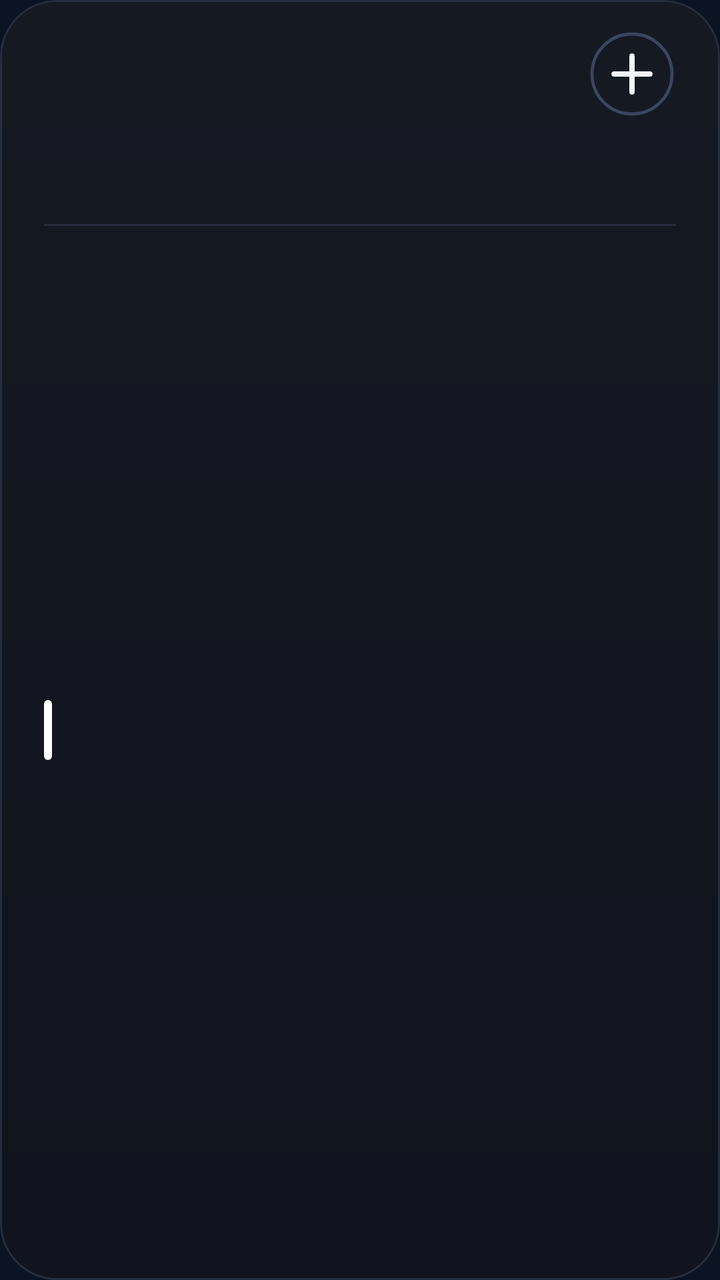
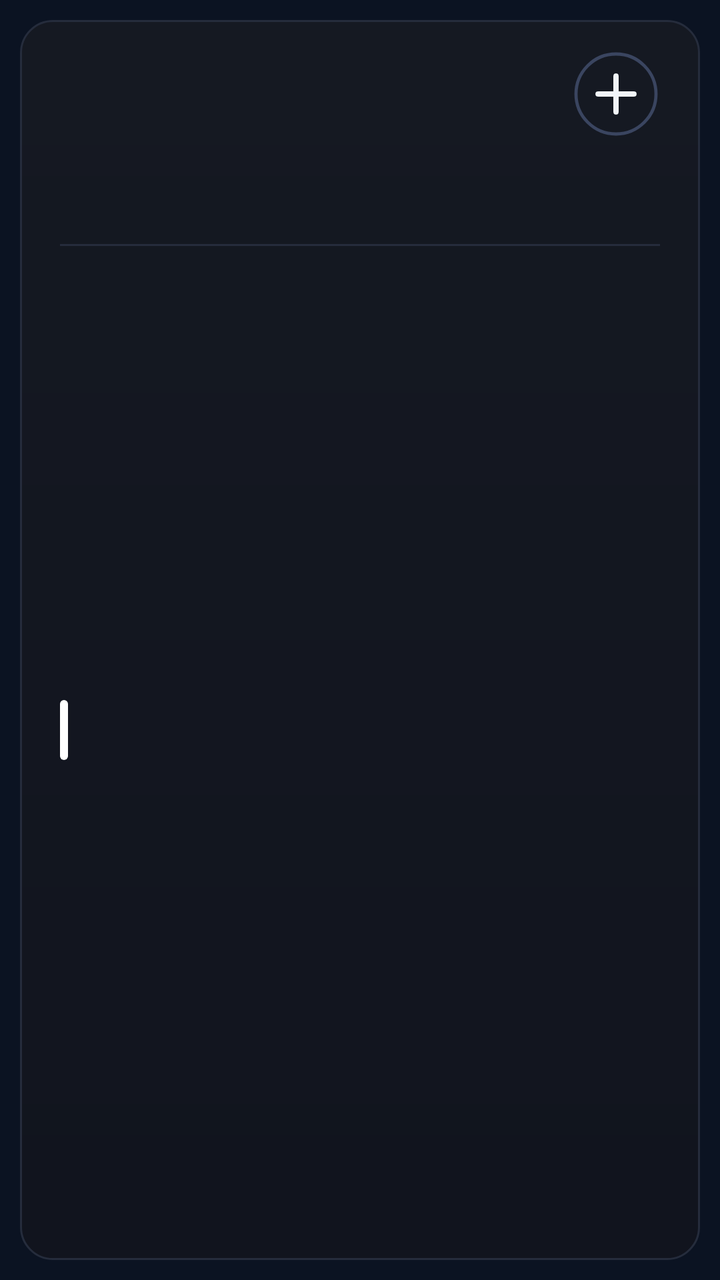

Compare the two renders of this Android layout. The source of the first and the diff that turns it into the second are given below.
<!-- AndroidManifest.xml: application theme AppTheme -->
<!-- res/layout/cal_k1.xml -->
<?xml version="1.0" encoding="utf-8"?>
<FrameLayout xmlns:android="http://schemas.android.com/apk/res/android"
    android:id="@+id/root"
    android:layout_width="match_parent"
    android:layout_height="match_parent"
    android:padding="0dp">

    <LinearLayout
        android:id="@+id/panel"
        android:layout_width="match_parent"
        android:layout_height="match_parent"
        android:background="@drawable/cal_panel"
        android:orientation="vertical"
        android:paddingStart="22dp"
        android:paddingTop="13dp"
        android:paddingEnd="22dp"
        android:paddingBottom="14dp">

        
        <LinearLayout
            android:layout_width="match_parent"
            android:layout_height="48dp"
            android:gravity="center_vertical"
            android:orientation="horizontal">
        <ImageView
            android:id="@+id/cal_day"
            android:layout_width="wrap_content"
            android:layout_height="47dp"
            android:adjustViewBounds="true"
            android:scaleType="fitStart" />

            <LinearLayout
                android:layout_width="0dp"
                android:layout_height="wrap_content"
                android:layout_marginStart="12dp"
                android:layout_weight="1"
                android:orientation="vertical">
                <ImageView
                    android:id="@+id/cal_month"
                    android:layout_width="match_parent"
                    android:layout_height="23dp"
                    android:adjustViewBounds="true"
                    android:scaleType="fitStart" />
                <ImageView
                    android:id="@+id/cal_sub"
                    android:layout_width="match_parent"
                    android:layout_height="16dp"
                    android:adjustViewBounds="true"
                    android:layout_marginTop="2dp"
                    android:scaleType="fitStart" />
            </LinearLayout>

            <ImageView
                android:id="@+id/btn_add"
                android:layout_width="44dp"
                android:layout_height="44dp"
                android:contentDescription="New event"
                android:src="@drawable/ic_cal_add" />
        </LinearLayout>

        
        <LinearLayout
            android:layout_width="match_parent"
            android:layout_height="44dp"
            android:layout_marginTop="2dp"
            android:orientation="horizontal">
            <LinearLayout
                android:layout_width="0dp"
                android:layout_height="match_parent"
                android:layout_weight="1"
                android:gravity="center_horizontal"
                android:orientation="vertical">
                <ImageView
                    android:id="@+id/wk_label_0"
                    android:layout_width="wrap_content"
                    android:layout_height="14dp"
                    android:adjustViewBounds="true"
                    android:scaleType="fitCenter" />
                <ImageView
                    android:id="@+id/wk_num_0"
                    android:layout_width="26dp"
                    android:layout_height="26dp"
                    android:adjustViewBounds="true"
                    android:layout_marginTop="3dp"
                    android:scaleType="fitCenter" />
            </LinearLayout>
            <LinearLayout
                android:layout_width="0dp"
                android:layout_height="match_parent"
                android:layout_weight="1"
                android:gravity="center_horizontal"
                android:orientation="vertical">
                <ImageView
                    android:id="@+id/wk_label_1"
                    android:layout_width="wrap_content"
                    android:layout_height="14dp"
                    android:adjustViewBounds="true"
                    android:scaleType="fitCenter" />
                <ImageView
                    android:id="@+id/wk_num_1"
                    android:layout_width="26dp"
                    android:layout_height="26dp"
                    android:adjustViewBounds="true"
                    android:layout_marginTop="3dp"
                    android:scaleType="fitCenter" />
            </LinearLayout>
            <LinearLayout
                android:layout_width="0dp"
                android:layout_height="match_parent"
                android:layout_weight="1"
                android:gravity="center_horizontal"
                android:orientation="vertical">
                <ImageView
                    android:id="@+id/wk_label_2"
                    android:layout_width="wrap_content"
                    android:layout_height="14dp"
                    android:adjustViewBounds="true"
                    android:scaleType="fitCenter" />
                <ImageView
                    android:id="@+id/wk_num_2"
                    android:layout_width="26dp"
                    android:layout_height="26dp"
                    android:adjustViewBounds="true"
                    android:layout_marginTop="3dp"
                    android:scaleType="fitCenter" />
            </LinearLayout>
            <LinearLayout
                android:layout_width="0dp"
                android:layout_height="match_parent"
                android:layout_weight="1"
                android:gravity="center_horizontal"
                android:orientation="vertical">
                <ImageView
                    android:id="@+id/wk_label_3"
                    android:layout_width="wrap_content"
                    android:layout_height="14dp"
                    android:adjustViewBounds="true"
                    android:scaleType="fitCenter" />
                <ImageView
                    android:id="@+id/wk_num_3"
                    android:layout_width="26dp"
                    android:layout_height="26dp"
                    android:adjustViewBounds="true"
                    android:layout_marginTop="3dp"
                    android:scaleType="fitCenter" />
            </LinearLayout>
            <LinearLayout
                android:layout_width="0dp"
                android:layout_height="match_parent"
                android:layout_weight="1"
                android:gravity="center_horizontal"
                android:orientation="vertical">
                <ImageView
                    android:id="@+id/wk_label_4"
                    android:layout_width="wrap_content"
                    android:layout_height="14dp"
                    android:adjustViewBounds="true"
                    android:scaleType="fitCenter" />
                <ImageView
                    android:id="@+id/wk_num_4"
                    android:layout_width="26dp"
                    android:layout_height="26dp"
                    android:adjustViewBounds="true"
                    android:layout_marginTop="3dp"
                    android:scaleType="fitCenter" />
            </LinearLayout>
            <LinearLayout
                android:layout_width="0dp"
                android:layout_height="match_parent"
                android:layout_weight="1"
                android:gravity="center_horizontal"
                android:orientation="vertical">
                <ImageView
                    android:id="@+id/wk_label_5"
                    android:layout_width="wrap_content"
                    android:layout_height="14dp"
                    android:adjustViewBounds="true"
                    android:scaleType="fitCenter" />
                <ImageView
                    android:id="@+id/wk_num_5"
                    android:layout_width="26dp"
                    android:layout_height="26dp"
                    android:adjustViewBounds="true"
                    android:layout_marginTop="3dp"
                    android:scaleType="fitCenter" />
            </LinearLayout>
            <LinearLayout
                android:layout_width="0dp"
                android:layout_height="match_parent"
                android:layout_weight="1"
                android:gravity="center_horizontal"
                android:orientation="vertical">
                <ImageView
                    android:id="@+id/wk_label_6"
                    android:layout_width="wrap_content"
                    android:layout_height="14dp"
                    android:adjustViewBounds="true"
                    android:scaleType="fitCenter" />
                <ImageView
                    android:id="@+id/wk_num_6"
                    android:layout_width="26dp"
                    android:layout_height="26dp"
                    android:adjustViewBounds="true"
                    android:layout_marginTop="3dp"
                    android:scaleType="fitCenter" />
            </LinearLayout>
        </LinearLayout>

        <ImageView
            android:layout_width="match_parent"
            android:layout_height="1dp"
            android:layout_marginTop="5dp"
            android:layout_marginBottom="5dp"
            android:scaleType="fitXY"
            android:src="@drawable/cal_divider" />

        
        <LinearLayout
            android:layout_width="match_parent"
            android:layout_height="0dp"
            android:layout_weight="1"
            android:orientation="vertical">
        <LinearLayout
            android:id="@+id/cal_row_0"
            android:layout_width="match_parent"
            android:layout_height="0dp"
            android:layout_weight="1"
            android:gravity="center_vertical"
            android:orientation="horizontal">

            <ImageView
                android:id="@+id/cal_bar_0"
                android:layout_width="4dp"
                android:layout_height="30dp"
                android:layout_marginEnd="11dp"
                android:scaleType="fitXY"
                android:src="@drawable/cal_bar" />

            <LinearLayout
                android:layout_width="0dp"
                android:layout_height="wrap_content"
                android:layout_weight="1"
                android:orientation="vertical">

                <LinearLayout
                    android:layout_width="match_parent"
                    android:layout_height="wrap_content"
                    android:orientation="horizontal">
                    <ImageView
                        android:id="@+id/cal_time_0"
                        android:layout_width="wrap_content"
                        android:layout_height="16dp"
                        android:adjustViewBounds="true"
                        android:scaleType="fitStart" />
                    <ImageView
                        android:id="@+id/cal_hint_0"
                        android:layout_width="wrap_content"
                        android:layout_height="16dp"
                        android:adjustViewBounds="true"
                        android:layout_marginStart="9dp"
                        android:scaleType="fitStart" />
                </LinearLayout>
                <ImageView
                    android:id="@+id/cal_title_0"
                    android:layout_width="match_parent"
                    android:layout_height="22dp"
                    android:adjustViewBounds="true"
                    android:layout_marginTop="1dp"
                    android:scaleType="fitStart" />
            </LinearLayout>
        </LinearLayout>
        </LinearLayout>
        <ImageView
            android:id="@+id/cal_more"
            android:layout_width="match_parent"
            android:layout_height="14dp"
            android:adjustViewBounds="true"
            android:scaleType="fitEnd" />
    </LinearLayout>
</FrameLayout>
<!-- resources referenced by this layout -->
<resources>
  <!-- drawable cal_bar (drawable) -->
  <?xml version="1.0" encoding="utf-8"?>
  <shape xmlns:android="http://schemas.android.com/apk/res/android" android:shape="rectangle">
      <solid android:color="#FFFFFFFF" />
      <corners android:radius="2dp" />
  </shape>
  <!-- drawable cal_divider (drawable) -->
  <?xml version="1.0" encoding="utf-8"?>
  <shape xmlns:android="http://schemas.android.com/apk/res/android" android:shape="rectangle">
      <solid android:color="#FF252C3C" />
  </shape>
  <!-- drawable cal_panel (drawable) -->
  <?xml version="1.0" encoding="utf-8"?>
  <shape xmlns:android="http://schemas.android.com/apk/res/android" android:shape="rectangle">
      <gradient android:angle="270" android:startColor="#FF151922" android:endColor="#FF11141E" />
      <stroke android:width="1dp" android:color="#FF252C3C" />
      <corners android:radius="@dimen/widget_radius" />
  </shape>
  <!-- drawable ic_cal_add (drawable) -->
  <?xml version="1.0" encoding="utf-8"?>
  <vector xmlns:android="http://schemas.android.com/apk/res/android"
      android:width="44dp"
      android:height="44dp"
      android:viewportWidth="44"
      android:viewportHeight="44">
      <path
          android:pathData="M22,22m-20,0a20,20 0,1 1,40 0a20,20 0,1 1,-40 0"
          android:strokeColor="#FF3A4560"
          android:strokeWidth="1.6" />
      <path
          android:pathData="M13,22L31,22M22,13L22,31"
          android:strokeColor="#FFF1F5F9"
          android:strokeLineCap="round"
          android:strokeWidth="2.6" />
  </vector>
  <style name="AppTheme" parent="@android:style/Theme.DeviceDefault.NoActionBar">
          <item name="android:colorAccent">#DF8B35</item>
          <item name="android:colorControlActivated">#DF8B35</item>
          <item name="android:windowBackground">#0B1322</item>
          <item name="android:statusBarColor">#0E111A</item>
          <item name="android:navigationBarColor">#0B1322</item>
          <item name="android:textColorHint">#718096</item>
      </style>
  <dimen name="widget_radius">20dp</dimen>
</resources>

<!-- the commit's change to res/layout/cal_k1.xml (unified diff, before → after) -->
@@ -3,7 +3,7 @@
     android:id="@+id/root"
     android:layout_width="match_parent"
     android:layout_height="match_parent"
-    android:padding="0dp">
+    android:padding="10dp">
 
     <LinearLayout
         android:id="@+id/panel"
@@ -11,9 +11,9 @@
         android:layout_height="match_parent"
         android:background="@drawable/cal_panel"
         android:orientation="vertical"
-        android:paddingStart="22dp"
+        android:paddingStart="20dp"
         android:paddingTop="13dp"
-        android:paddingEnd="22dp"
+        android:paddingEnd="20dp"
         android:paddingBottom="14dp">
 
         
<!-- resource entries referenced after the edit -->
@@ -43,6 +43,6 @@
           <item name="android:navigationBarColor">#0B1322</item>
           <item name="android:textColorHint">#718096</item>
       </style>
-  <dimen name="widget_radius">20dp</dimen>
+  <dimen name="widget_radius">16dp</dimen>
 </resources>
 
